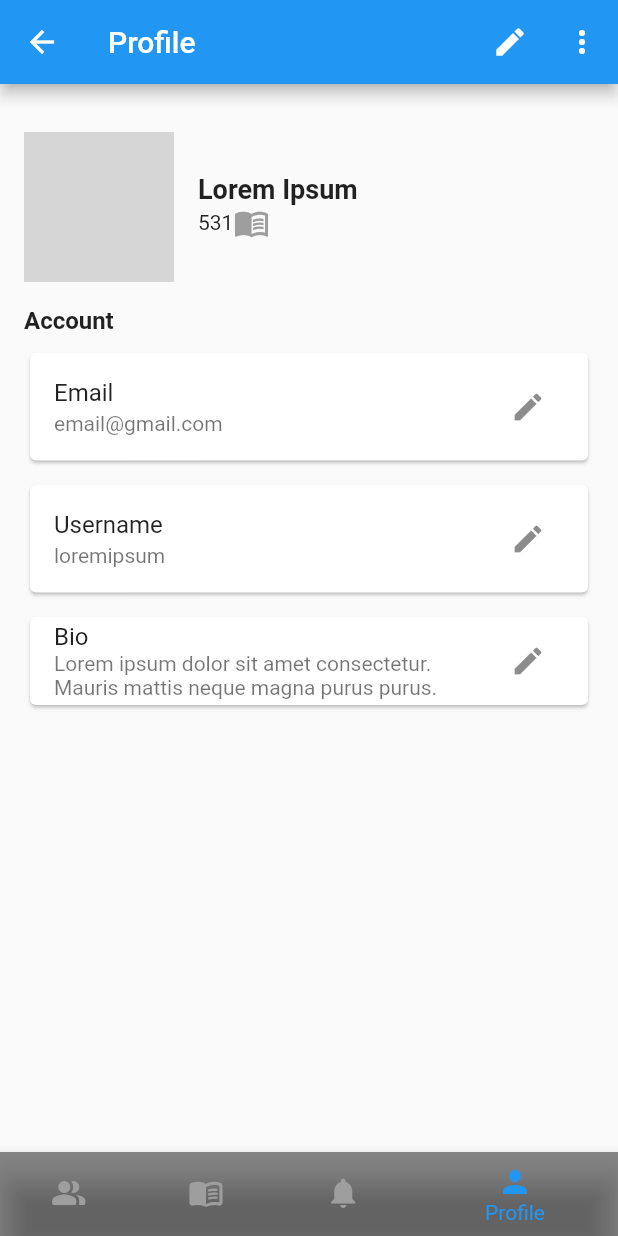
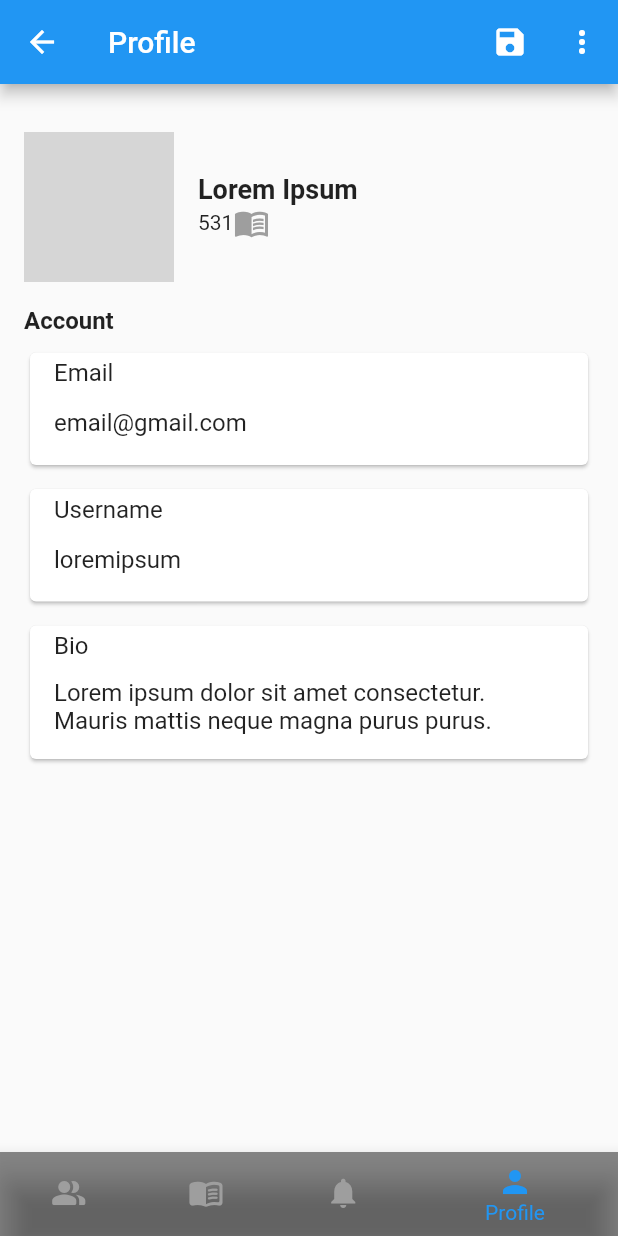
Before and after one commit to 47thommy/book-club-flutter, a Flutter app: the ProfilePage screen opened directly, after a tap on the "edit" icon, on a phone screen of 412 x 824 dp. Run offline on Flutter 3.47's test engine with Material 2 defaults, Android fonts, the light colour scheme and no system bars; our stand-ins replace image_picker; grey boxes are pictures that could not be loaded.

Commit message:
Add Stateful Profile

```diff
--- a/client/lib/profile.dart
+++ b/client/lib/profile.dart
@@ -1,15 +1,73 @@
 import 'package:flutter/material.dart';
 import 'package:client/home.dart';
 import 'package:client/reading_list.dart';
+import 'package:image_picker/image_picker.dart';
+import 'dart:io';
 
-class ProfilePage extends StatelessWidget {
+class ProfilePage extends StatefulWidget {
   static const String routeName = '/profile';
+
+  @override
+  State<ProfilePage> createState() => _ProfilePageState();
+}
+
+class _ProfilePageState extends State<ProfilePage> {
+  XFile? pickedImage;
+  bool isEditing = false;
+  String email = 'email@gmail.com';
+  String username = 'loremipsum';
+  String bio =
+      'Lorem ipsum dolor sit amet consectetur.\nMauris mattis neque magna purus purus.';
+
+  final emailController = TextEditingController();
+  final usernameController = TextEditingController();
+  final bioController = TextEditingController();
+
+  @override
+  void dispose() {
+    emailController.dispose();
+    usernameController.dispose();
+    bioController.dispose();
+    super.dispose();
+  }
+
   void navigateToReadingList(BuildContext context) {
     Navigator.pushNamed(context, ReadingListPage.routeName);
   }
 
   void navigateToHomePage(BuildContext context) {
     Navigator.pushNamed(context, HomePage.routeName);
+  }
+
+  Future<void> pickImage() async {
+    final picker = ImagePicker();
+    final pickedFile = await picker.pickImage(source: ImageSource.gallery);
+
+    if (pickedFile != null) {
+      setState(() {
+        pickedImage = pickedFile;
+      });
+    }
+  }
+
+  void toggleEdit() {
+    setState(() {
+      isEditing = !isEditing;
+      if (isEditing) {
+        emailController.text = email;
+        usernameController.text = username;
+        bioController.text = bio;
+      }
+    });
+  }
+
+  void saveFormChanges() {
+    setState(() {
+      email = emailController.text;
+      username = usernameController.text;
+      bio = bioController.text;
+      isEditing = false;
+    });
   }
 
   @override
@@ -19,8 +77,8 @@ class ProfilePage extends StatelessWidget {
         title: const Text('Profile'),
         actions: [
           IconButton(
-            icon: const Icon(Icons.edit),
-            onPressed: () {},
+            icon: isEditing ? const Icon(Icons.save) : const Icon(Icons.edit),
+            onPressed: isEditing ? saveFormChanges : toggleEdit,
           ),
           IconButton(
             icon: const Icon(Icons.more_vert),
@@ -36,26 +94,7 @@ class ProfilePage extends StatelessWidget {
               const SizedBox(height: 16),
               Row(
                 children: [
-                  Stack(
-                    alignment: Alignment.center,
-                    children: [
-                      const CircleAvatar(
-                        radius: 50,
-                        backgroundImage: AssetImage('assets/profile.png'),
-                      ),
-                      Positioned(
-                        bottom: 0,
-                        right: 10,
-                        child: IconButton(
-                          icon: const Icon(
-                            Icons.add_a_photo_outlined,
-                            color: Colors.white,
-                          ),
-                          onPressed: () {},
-                        ),
-                      ),
-                    ],
-                  ),
+                  _buildProfileImage(),
                   const SizedBox(width: 16),
                   Column(
                     crossAxisAlignment: CrossAxisAlignment.start,
@@ -89,35 +128,47 @@ class ProfilePage extends StatelessWidget {
               Card(
                 child: ListTile(
                   title: const Text('Email'),
-                  subtitle: const Text('email@gmail.com'),
-                  trailing: IconButton(
-                    icon: const Icon(Icons.edit),
-                    onPressed: () {},
-                  ),
+                  subtitle: isEditing
+                      ? TextFormField(
+                          controller: emailController,
+                          decoration: const InputDecoration(
+                            border: InputBorder.none,
+                          ),
+                        )
+                      : Text(email),
                 ),
               ),
               const SizedBox(height: 8),
               Card(
                 child: ListTile(
                   title: const Text('Username'),
-                  subtitle: const Text('loremipsum'),
-                  trailing: IconButton(
-                    icon: const Icon(Icons.edit),
-                    onPressed: () {},
-                  ),
+                  subtitle: isEditing
+                      ? TextFormField(
+                          controller: usernameController,
+                          decoration: const InputDecoration(
+                            border: InputBorder.none,
+                          ),
+                        )
+                      : Text(username),
                 ),
               ),
               const SizedBox(height: 8),
               Card(
                 child: ListTile(
                   title: const Text('Bio'),
-                  subtitle: const Text(
-                    'Lorem ipsum dolor sit amet consectetur.\nMauris mattis neque magna purus purus.',
-                  ),
-                  trailing: IconButton(
-                    icon: const Icon(Icons.edit),
-                    onPressed: () {},
-                  ),
+                  subtitle: isEditing
+                      ? TextFormField(
+                          controller: bioController,
+                          maxLines: 2,
+                          decoration: const InputDecoration(
+                            border: InputBorder.none,
+                          ),
+                        )
+                      : Text(
+                          bio,
+                          maxLines: 2,
+                          overflow: TextOverflow.ellipsis,
+                        ),
                 ),
               ),
             ],
@@ -167,4 +218,29 @@ class ProfilePage extends StatelessWidget {
       ),
     );
   }
+
+  Widget _buildProfileImage() {
+    return Stack(
+      alignment: Alignment.center,
+      children: [
+        CircleAvatar(
+          radius: 50,
+          backgroundImage: pickedImage != null
+              ? FileImage(File(pickedImage!.path)) as ImageProvider<Object>?
+              : const AssetImage('assets/profile.png'),
+        ),
+        Positioned(
+          bottom: 0,
+          right: 10,
+          child: IconButton(
+            icon: const Icon(
+              Icons.add_a_photo_outlined,
+              color: Colors.white,
+            ),
+            onPressed: pickImage,
+          ),
+        ),
+      ],
+    );
+  }
 }
```
